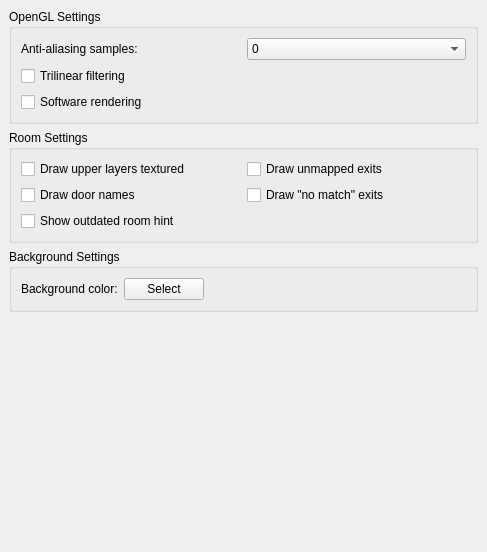
MUME/MMapper, file src/preferences/graphicspage.ui: the form before one commit.
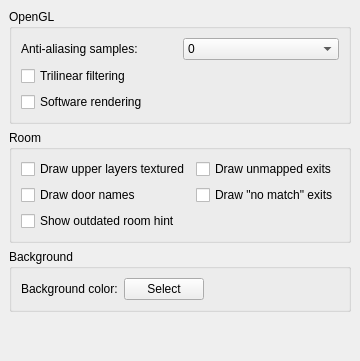
The form after the commit.

The edit to the form file:
```diff
--- a/src/preferences/graphicspage.ui
+++ b/src/preferences/graphicspage.ui
@@ -2,14 +2,6 @@
 <ui version="4.0">
  <class>GraphicsPage</class>
  <widget class="QWidget" name="GraphicsPage">
-  <property name="geometry">
-   <rect>
-    <x>0</x>
-    <y>0</y>
-    <width>487</width>
-    <height>552</height>
-   </rect>
-  </property>
   <property name="sizePolicy">
    <sizepolicy hsizetype="Preferred" vsizetype="Preferred">
     <horstretch>0</horstretch>
@@ -44,7 +36,7 @@
    <item>
     <widget class="QGroupBox" name="groupBox_3">
      <property name="title">
-      <string>OpenGL Settings</string>
+      <string>OpenGL</string>
      </property>
      <layout class="QGridLayout">
       <property name="leftMargin">
@@ -118,7 +110,7 @@
    <item>
     <widget class="QGroupBox" name="groupBox_1">
      <property name="title">
-      <string>Room Settings</string>
+      <string>Room</string>
      </property>
      <layout class="QGridLayout" name="gridLayout_1">
       <property name="leftMargin">
@@ -177,7 +169,7 @@
    <item>
     <widget class="QGroupBox" name="groupBox_2">
      <property name="title">
-      <string>Background Settings</string>
+      <string>Background</string>
      </property>
      <layout class="QGridLayout">
       <property name="leftMargin">
```
Left out of the diff: 6 changed lines with no effect on the pictures.
